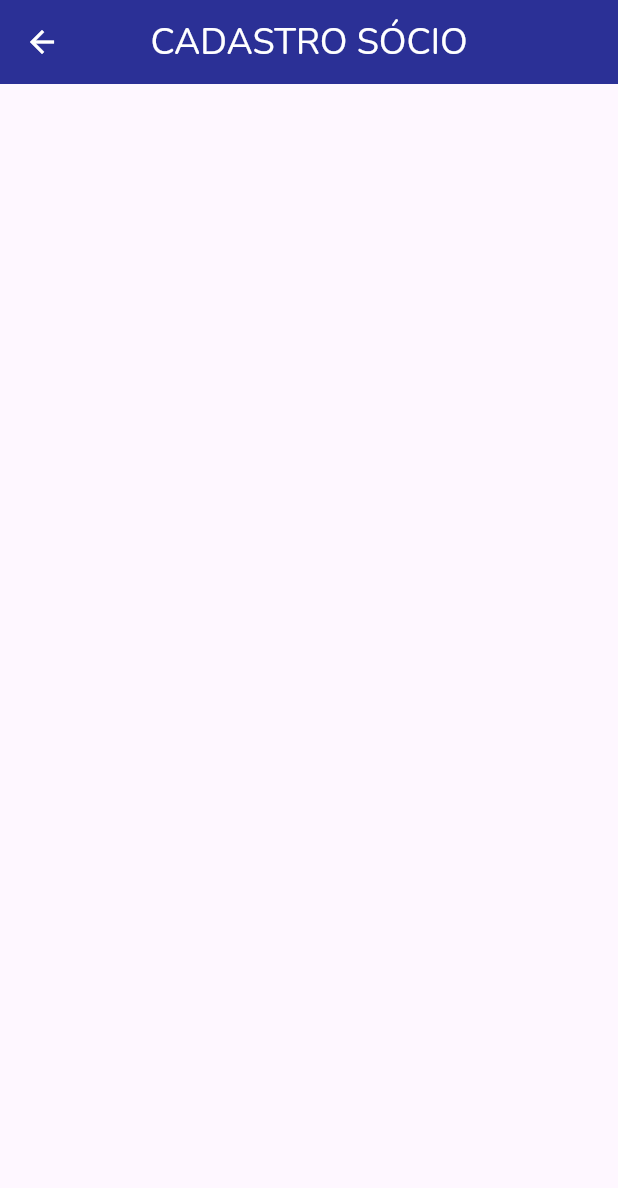
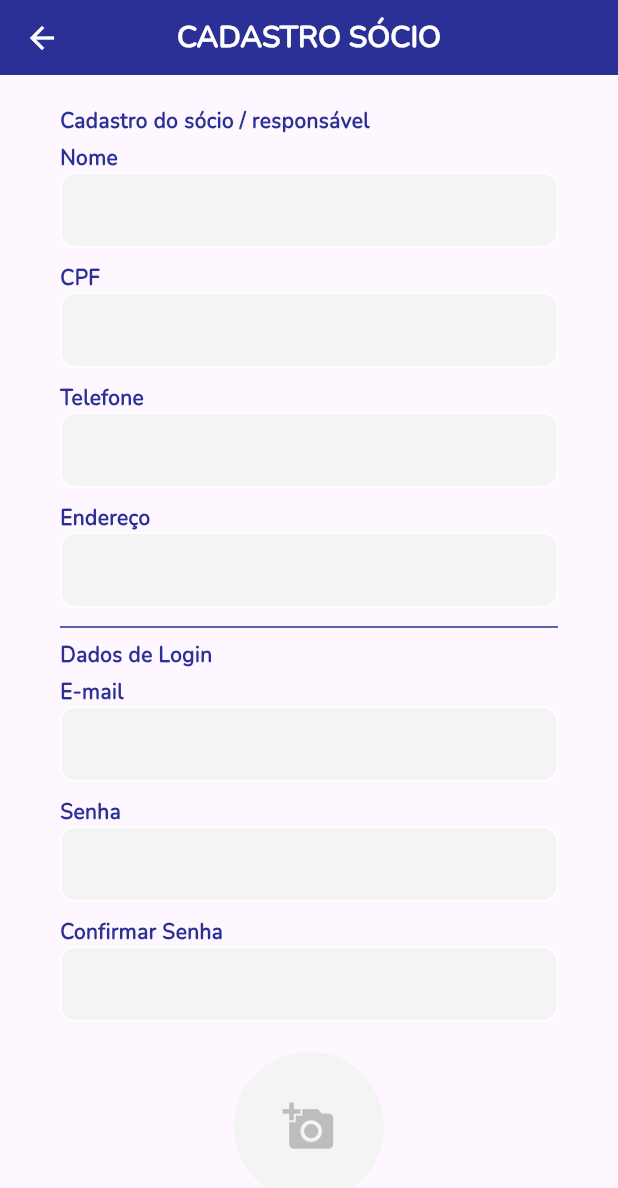
Before and after one commit to resilvajr1610/app_apm_santa_maria, a Flutter app: the TelaCadastrarSocio screen opened directly, on a phone screen of 412 x 824 dp. Shown: the top 1188 px of the screen. Run offline on Flutter 3.47's test engine with Material 3 defaults, Android fonts, the light colour scheme and no system bars.

Commit message:
criando telas

```diff
--- /dev/null
+++ b/lib/componentes/appbar_padrao.dart
@@ -0,0 +1,20 @@
+import 'package:app_apm_santa_maria/componentes/texto_padrao.dart';
+import 'package:flutter/material.dart';
+
+import '../uteis/cores.dart';
+
+class AppBarPadrao{
+
+  @override
+  static PreferredSize appbar(BuildContext context,String titulo) {
+    return PreferredSize(
+        preferredSize: Size.fromHeight(50),
+        child: AppBar(
+          title: TextoPadrao(texto: titulo,negrito: true,tamanho: 20,),
+          iconTheme: IconThemeData(color: Colors.white),
+          centerTitle: true,
+          backgroundColor: Cores.azul,
+      ),
+    );
+  }
+}
--- /dev/null
+++ b/lib/componentes/botao_camera.dart
@@ -0,0 +1,18 @@
+import 'package:flutter/material.dart';
+import '../uteis/cores.dart';
+
+class BotaoCamera extends StatelessWidget {
+  const BotaoCamera({super.key});
+
+  @override
+  Widget build(BuildContext context) {
+    return Padding(
+      padding: EdgeInsets.symmetric(vertical: 15),
+      child: CircleAvatar(
+        backgroundColor: Cores.input,
+        maxRadius: 50,
+        child: Icon(Icons.add_a_photo,color: Colors.grey[400],size: 35,),
+      ),
+    );
+  }
+}
--- a/lib/componentes/botao_sublinhado.dart
+++ b/lib/componentes/botao_sublinhado.dart
@@ -27,9 +27,6 @@ class BotaoSublinhado extends StatelessWidget {
   @override
   Widget build(BuildContext context) {
 
-
-    double largura = MediaQuery.of(context).size.width;
-
     return Padding(
       padding: EdgeInsets.symmetric(vertical: paddingVertical,horizontal: paddingHorizontal),
       child: TextButton(
--- a/lib/componentes/botao_texto.dart
+++ b/lib/componentes/botao_texto.dart
@@ -9,7 +9,7 @@ class BotaoTexto extends StatelessWidget {
   Color corBotao;
   Color corBorda;
   Color corTexto;
-  var onPressed;
+  var funcao;
   Size tamanhoMaximo;
   Size tamanhoMinimo;
   double arredodamento;
@@ -19,7 +19,7 @@ class BotaoTexto extends StatelessWidget {
     required this.corBotao,
     required this.corBorda,
     required this.corTexto,
-    required this.onPressed,
+    required this.funcao,
     this.tamanhoMaximo = const Size(250, 100),
     this.tamanhoMinimo = const Size(250, 70),
     this.negrito = true,
@@ -43,7 +43,7 @@ class BotaoTexto extends StatelessWidget {
         ),
       ),
       child: TextoPadrao(texto: texto,cor: corTexto,negrito: negrito,tamanho: tamanhoTexto,),
-      onPressed: onPressed,
+      onPressed: funcao,
     );
   }
 }
--- a/lib/main.dart
+++ b/lib/main.dart
@@ -1,4 +1,4 @@
-import 'package:app_apm_santa_maria/tela_splash.dart';
+import 'package:app_apm_santa_maria/telas/tela_splash.dart';
 import 'package:flutter/material.dart';
 
 void main() {
--- a/lib/tela_cadastrar_socio.dart
+++ /dev/null
@@ -1,24 +0,0 @@
-import 'package:app_apm_santa_maria/componentes/texto_padrao.dart';
-import 'package:app_apm_santa_maria/uteis/cores.dart';
-import 'package:flutter/material.dart';
-
-class TelaCadastrarSocio extends StatefulWidget {
-  const TelaCadastrarSocio({super.key});
-
-  @override
-  State<TelaCadastrarSocio> createState() => _TelaCadastrarSocioState();
-}
-
-class _TelaCadastrarSocioState extends State<TelaCadastrarSocio> {
-  @override
-  Widget build(BuildContext context) {
-    return Scaffold(
-      appBar: AppBar(
-        iconTheme: IconThemeData(color: Colors.white),
-        centerTitle: true,
-        backgroundColor: Cores.azul,
-        title: TextoPadrao(texto: 'CADASTRO SÓCIO',),
-      ),
-    );
-  }
-}
--- /dev/null
+++ b/lib/telas/tela_cadastrar_socio.dart
@@ -0,0 +1,55 @@
+import 'package:app_apm_santa_maria/componentes/appbar_padrao.dart';
+import 'package:app_apm_santa_maria/componentes/botao_camera.dart';
+import 'package:app_apm_santa_maria/componentes/botao_texto.dart';
+import 'package:app_apm_santa_maria/componentes/texto_padrao.dart';
+import 'package:app_apm_santa_maria/telas/tela_cadastrar_aluno.dart';
+import 'package:app_apm_santa_maria/uteis/cores.dart';
+import 'package:flutter/material.dart';
+import '../componentes/input_padrao.dart';
+
+class TelaCadastrarSocio extends StatefulWidget {
+  const TelaCadastrarSocio({super.key});
+
+  @override
+  State<TelaCadastrarSocio> createState() => _TelaCadastrarSocioState();
+}
+
+class _TelaCadastrarSocioState extends State<TelaCadastrarSocio> {
+  @override
+  Widget build(BuildContext context) {
+
+    double largura = MediaQuery.of(context).size.width;
+
+    return Scaffold(
+      appBar: AppBarPadrao.appbar(context,'CADASTRO SÓCIO'),
+      body: Padding(
+        padding: EdgeInsets.symmetric(vertical: 20,horizontal: 40),
+        child: ListView(
+          children: [
+            TextoPadrao(texto: 'Cadastro do sócio / responsável',cor: Cores.azul,tamanho: 14,negrito: true,),
+            InputPadrao(tituloTopo: 'Nome', controller: TextEditingController(),paddingHorizontal: 0,paddingVertical: 5,),
+            InputPadrao(tituloTopo: 'CPF', controller: TextEditingController(),paddingHorizontal: 0,paddingVertical: 5,),
+            InputPadrao(tituloTopo: 'Telefone', controller: TextEditingController(),paddingHorizontal: 0,paddingVertical: 5,),
+            InputPadrao(tituloTopo: 'Endereço', controller: TextEditingController(),paddingHorizontal: 0,paddingVertical: 5,),
+            Divider(color: Cores.azul,),
+            TextoPadrao(texto: 'Dados de Login',cor: Cores.azul,tamanho: 14,negrito: true,),
+            InputPadrao(tituloTopo: 'E-mail', controller: TextEditingController(),paddingHorizontal: 0,paddingVertical: 5,),
+            InputPadrao(tituloTopo: 'Senha', controller: TextEditingController(),paddingHorizontal: 0,paddingVertical: 5,),
+            InputPadrao(tituloTopo: 'Confirmar Senha', controller: TextEditingController(),paddingHorizontal: 0,paddingVertical: 5,),
+            BotaoCamera(),
+            BotaoTexto(
+              texto: 'Avançar',
+              tamanhoTexto: 14,
+              corBorda: Cores.azul,
+              corBotao: Cores.azul,
+              corTexto: Colors.white,
+              tamanhoMaximo: Size(double.infinity,50),
+              tamanhoMinimo: Size(double.infinity,50),
+              funcao: ()=>Navigator.push(context, MaterialPageRoute(builder: (context)=>TelaCadastrarAluno())),
+            )
+          ],
+        ),
+      ),
+    );
+  }
+}
--- a/lib/tela_splash.dart
+++ b/lib/telas/tela_splash.dart
@@ -1,4 +1,4 @@
-import 'package:app_apm_santa_maria/tela_login.dart';
+import 'package:app_apm_santa_maria/telas/tela_login.dart';
 import 'package:flutter/material.dart';
 
 class TelaSplash extends StatefulWidget {
```
Also changed, not shown: lib/componentes/dropdown_padrao.dart (added, +68 -0 lines), lib/componentes/titulo_texto.dart (added, +27 -0 lines), lib/telas/tela_aguardar.dart (added, +38 -0 lines), lib/telas/tela_cadastrar_aluno.dart (added, +132 -0 lines), lib/telas/tela_confirmar_cadastro.dart (added, +117 -0 lines), lib/telas/tela_login.dart (renamed from lib/tela_login.dart, +4 -6 lines), lib/telas/tela_termo_adesao.dart (added, +148 -0 lines), lib/telas/tela_emprestimos.dart (renamed from lib/tela_emprestimos.dart).
